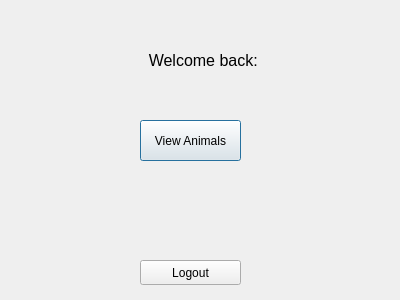
Old version of the form deliverable2-code/clienthomepage.ui in the repository ashleefoureyes/quackjaws.
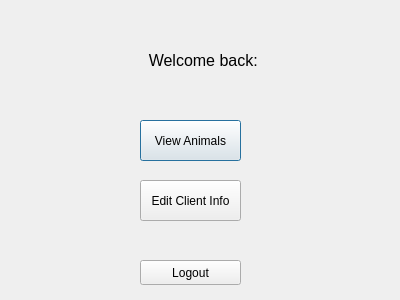
New version of the form.

Commit message: Client can edit information from clienthomepage

```diff
--- a/deliverable2-code/clienthomepage.ui
+++ b/deliverable2-code/clienthomepage.ui
@@ -60,6 +60,19 @@
     <set>Qt::AlignCenter</set>
    </property>
   </widget>
+  <widget class="QPushButton" name="lbEditClient">
+   <property name="geometry">
+    <rect>
+     <x>140</x>
+     <y>180</y>
+     <width>101</width>
+     <height>41</height>
+    </rect>
+   </property>
+   <property name="text">
+    <string>Edit Client Info</string>
+   </property>
+  </widget>
  </widget>
  <resources/>
  <connections/>
```
The commit also changes 2 other files.
